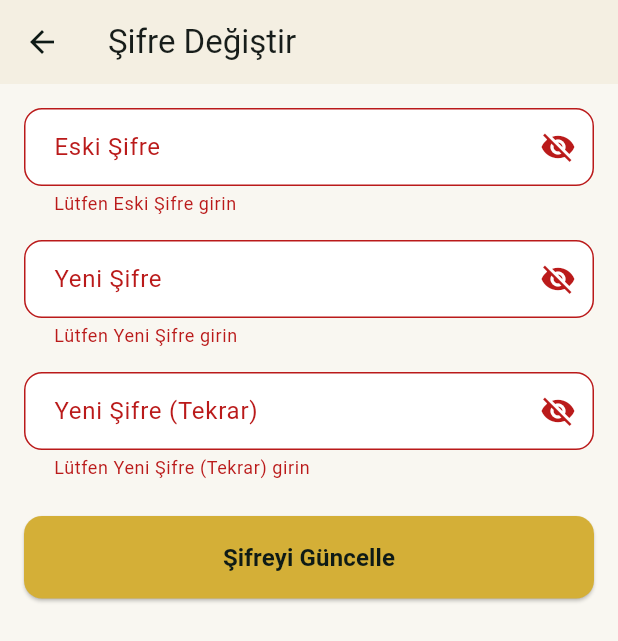
After one commit to ozkangk28/hesaptakip, a Flutter app: the ChangePasswordPage screen opened directly, after a tap on "Şifreyi Güncelle", on a phone screen of 412 x 824 dp. The commit adds this screen. Shown: the top 641 px of the screen. Run offline on Flutter 3.47's test engine with Material 3 defaults, Android fonts, the phone set to English and light mode, and no system bars; our stand-ins replace mask_text_input_formatter.

Commit message:
Proje dosyaları güncellendi

```diff
--- /dev/null
+++ b/lib/features/profile/presentation/change_password_page.dart
@@ -0,0 +1,182 @@
+import 'package:flutter/material.dart';
+import 'package:flutter/services.dart';
+import 'package:hesaptakip/core/theme/app_theme.dart';
+import 'package:hesaptakip/features/auth/presentation/screens/login_screen.dart';
+
+class ChangePasswordPage extends StatefulWidget {
+  const ChangePasswordPage({super.key});
+
+  @override
+  State<ChangePasswordPage> createState() => _ChangePasswordPageState();
+}
+
+class _ChangePasswordPageState extends State<ChangePasswordPage> {
+  final _formKey = GlobalKey<FormState>();
+  final _oldPasswordController = TextEditingController();
+  final _newPasswordController = TextEditingController();
+  final _confirmPasswordController = TextEditingController();
+
+  bool _obscureOld = true;
+  bool _obscureNew = true;
+  bool _obscureConfirm = true;
+
+  // Son 3 şifre (örnek, normalde backend’de tutulmalı)
+  List<String> _lastPasswords = ["123456", "111111", "222222"];
+
+  void _changePassword() {
+    if (_formKey.currentState!.validate()) {
+      final oldPassword = _oldPasswordController.text;
+      final newPassword = _newPasswordController.text;
+      final confirmPassword = _confirmPasswordController.text;
+
+      // Eski şifre doğru mu?
+      if (!_lastPasswords.contains(oldPassword)) {
+        ScaffoldMessenger.of(context).showSnackBar(
+          const SnackBar(
+            content: Text("Eski şifre hatalı!"),
+            backgroundColor: Colors.red,
+          ),
+        );
+        return;
+      }
+
+      // Yeni şifre tekrar ile aynı mı?
+      if (newPassword != confirmPassword) {
+        ScaffoldMessenger.of(context).showSnackBar(
+          const SnackBar(
+            content: Text("Yeni şifreler eşleşmiyor!"),
+            backgroundColor: Colors.red,
+          ),
+        );
+        return;
+      }
+
+      // Son 3 şifreyle aynı olamaz
+      if (_lastPasswords.contains(newPassword)) {
+        ScaffoldMessenger.of(context).showSnackBar(
+          const SnackBar(
+            content: Text("Yeni şifre son 3 şifreyle aynı olamaz!"),
+            backgroundColor: Colors.red,
+          ),
+        );
+        return;
+      }
+
+      // Başarılı
+      setState(() {
+        _lastPasswords.insert(0, newPassword);
+        if (_lastPasswords.length > 3) {
+          _lastPasswords = _lastPasswords.sublist(0, 3);
+        }
+      });
+
+      ScaffoldMessenger.of(context).showSnackBar(
+        const SnackBar(
+          content: Text("Şifre başarıyla değiştirildi"),
+          backgroundColor: Colors.green,
+        ),
+      );
+
+      // 1 saniye bekleyip LoginScreen'e yönlendir
+      Future.delayed(const Duration(seconds: 1), () {
+        Navigator.pushAndRemoveUntil(
+          context,
+          MaterialPageRoute(builder: (_) => const LoginScreen()),
+              (route) => false,
+        );
+      });
+
+      // Alanları temizle
+      _oldPasswordController.clear();
+      _newPasswordController.clear();
+      _confirmPasswordController.clear();
+    }
+  }
+
+  Widget _buildPasswordField({
+    required String label,
+    required TextEditingController controller,
+    required bool obscure,
+    required VoidCallback toggle,
+  }) {
+    return TextFormField(
+      controller: controller,
+      obscureText: obscure,
+      maxLength: 6, // 🔹 6 haneli
+      keyboardType: TextInputType.number,
+      inputFormatters: [FilteringTextInputFormatter.digitsOnly], // 🔹 sadece rakam
+      decoration: InputDecoration(
+        labelText: label,
+        counterText: "", // maxLength yazısını gizler
+        border: OutlineInputBorder(borderRadius: BorderRadius.circular(12)),
+        suffixIcon: IconButton(
+          icon: Icon(obscure ? Icons.visibility_off : Icons.visibility),
+          onPressed: toggle,
+        ),
+      ),
+      validator: (val) {
+        if (val == null || val.isEmpty) return "Lütfen $label girin";
+        if (val.length != 6) return "Şifre 6 haneli olmalı";
+        return null;
+      },
+    );
+  }
+
+  @override
+  Widget build(BuildContext context) {
+    return Scaffold(
+      appBar: AppBar(
+        title: const Text("Şifre Değiştir"),
+        backgroundColor: AppColors.cardCream2,
+        iconTheme: const IconThemeData(color: AppColors.ink),
+        elevation: 0,
+      ),
+      body: Padding(
+        padding: const EdgeInsets.all(16),
+        child: Form(
+          key: _formKey,
+          child: Column(
+            children: [
+              _buildPasswordField(
+                label: "Eski Şifre",
+                controller: _oldPasswordController,
+                obscure: _obscureOld,
+                toggle: () => setState(() => _obscureOld = !_obscureOld),
+              ),
+              const SizedBox(height: 16),
+              _buildPasswordField(
+                label: "Yeni Şifre",
+                controller: _newPasswordController,
+                obscure: _obscureNew,
+                toggle: () => setState(() => _obscureNew = !_obscureNew),
+              ),
+              const SizedBox(height: 16),
+              _buildPasswordField(
+                label: "Yeni Şifre (Tekrar)",
+                controller: _confirmPasswordController,
+                obscure: _obscureConfirm,
+                toggle: () => setState(() => _obscureConfirm = !_obscureConfirm),
+              ),
+              const SizedBox(height: 24),
+              ElevatedButton(
+                onPressed: _changePassword,
+                style: ElevatedButton.styleFrom(
+                  backgroundColor: AppColors.gold,
+                  foregroundColor: AppColors.ink,
+                  minimumSize: const Size(double.infinity, 48),
+                  shape: RoundedRectangleBorder(
+                    borderRadius: BorderRadius.circular(12),
+                  ),
+                ),
+                child: const Text(
+                  "Şifreyi Güncelle",
+                  style: TextStyle(fontSize: 16, fontWeight: FontWeight.bold),
+                ),
+              ),
+            ],
+          ),
+        ),
+      ),
+    );
+  }
+}
--- a/pubspec.yaml
+++ b/pubspec.yaml
@@ -33,8 +33,9 @@ dependencies:
 
   flutter:
     sdk: flutter
+
   mask_text_input_formatter: ^2.9.0
-
+  url_launcher: ^6.1.7
   flutter_localizations:
     sdk: flutter
 
```
Also changed, not shown: lib/features/dashboard/presentation/screens/home_screen.dart (+29 -16 lines), lib/features/dashboard/presentation/widgets/bottom_pill_nav.dart (+10 -14 lines), lib/features/dashboard/presentation/widgets/panel_content.dart (+16 -4 lines), lib/features/profile/presentation/account_settings.dart (added, +132 -0 lines), lib/features/profile/presentation/profile_sheet.dart (added, +180 -0 lines), lib/features/support/presentation/help_support_page.dart (added, +128 -0 lines), pubspec.lock, 5 other files.
